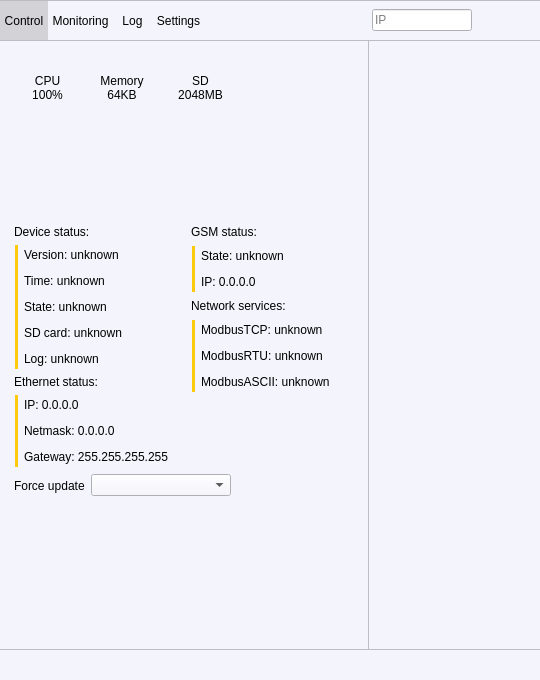
Above: Software/MarvieControl.ui from Orange-hanter/Marvie before the change. Below: the same form after it.
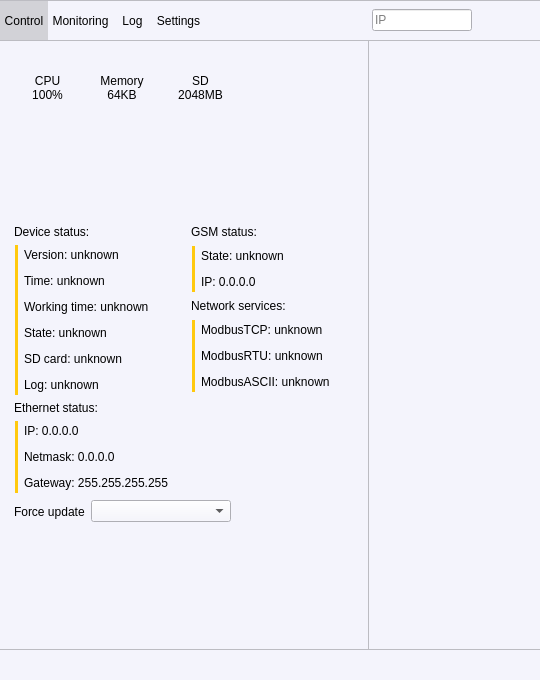
That is the form after the change. The open tabs and pages were chosen to show the change. Icons and pictures are not drawn. Custom widgets are drawn as their Qt base class.

Diff of the .ui file:
```diff
--- a/Software/MarvieControl.ui
+++ b/Software/MarvieControl.ui
@@ -2028,6 +2028,33 @@
                        </item>
                       </layout>
                      </item>
+                     <item>
+                      <layout class="QHBoxLayout" name="horizontalLayout_61">
+                       <item>
+                        <widget class="QLabel" name="deviceWorkingTimeLabel">
+                         <property name="text">
+                          <string>Working time: unknown</string>
+                         </property>
+                        </widget>
+                       </item>
+                       <item>
+                        <spacer name="horizontalSpacer_44">
+                         <property name="orientation">
+                          <enum>Qt::Horizontal</enum>
+                         </property>
+                         <property name="sizeType">
+                          <enum>QSizePolicy::Fixed</enum>
+                         </property>
+                         <property name="sizeHint" stdset="0">
+                          <size>
+                           <width>5</width>
+                           <height>20</height>
+                          </size>
+                         </property>
+                        </spacer>
+                       </item>
+                      </layout>
+                     </item>
                      <item>
                       <layout class="QHBoxLayout" name="horizontalLayout_10">
                        <item>
```
Left out of the diff: 2 changed lines with no effect on the pictures.
